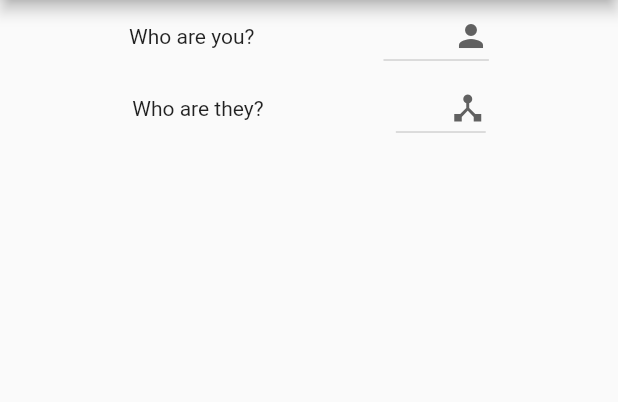
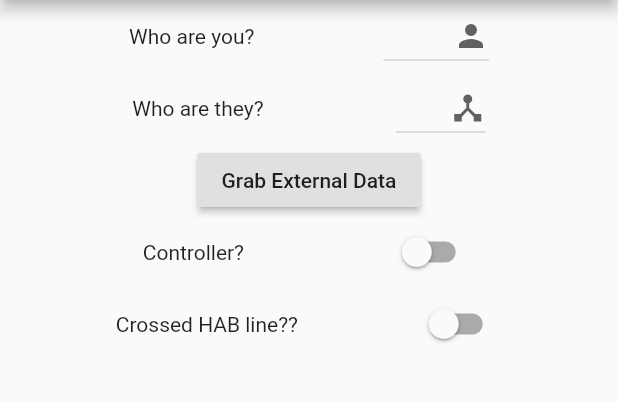
Before and after one commit to justinb4003/frc4003scout, a Flutter app: the screen it shows after launch, on a phone screen of 412 x 824 dp, the part 84-486 px from its top. Run offline on Flutter 3.47's test engine with Material 2 defaults, Android fonts, the phone set to English and light mode, and no system bars.

```diff
--- a/lib/main.dart
+++ b/lib/main.dart
@@ -37,8 +37,19 @@ class ScoutHomePage extends StatefulWidget {
 class _ScoutHomePageState extends State<ScoutHomePage> {
   String _studentName;
   String _team;
-  var _studentNameList = <String>['Justin', 'Morrie', 'David', 'Kyle'];
-  var _teamList = <String>['3141', '5926', '5358', '7958'];
+  bool _controller = false;
+  bool _crossedHABLine = false;
+
+  /* Magic strings everywhere but... we can fix this at a later date */
+  var _studentNameList = <String>['', 'Justin', 'Morrie', 'David', 'Kyle'];
+  var _teamList = <String>['', '3141', '5926', '5358', '7958'];
+  /* Soon
+  var _startLocationList = <String>['Left', 'Center', 'Right'];
+  var _startHabLevelList = <String>['None', '1', '2'];
+  var _rocketLevelList = <int>[0, 1, 2, 3];
+  var _habLevelEndList = <String>['None', '0', '1', '2', '3'];
+  var _liftOthersList = <String>['None', '0', '1', '2'];
+  */
 
   Widget buildStudentSelector(BuildContext context) {
     return Row(
@@ -50,7 +61,9 @@ class _ScoutHomePageState extends State<ScoutHomePage> {
           icon: Icon(Icons.person),
           onChanged: (String v) {
             debugPrint("Student name set to $v");
-            _studentName = v;
+            setState(() {
+              _studentName = v;
+            });
           },
           items: _studentNameList.map((student) {
             return DropdownMenuItem(
@@ -72,8 +85,10 @@ class _ScoutHomePageState extends State<ScoutHomePage> {
           value: _team,
           icon: Icon(Icons.device_hub),
           onChanged: (String v) {
+            setState(() {
+              _team = v;
+            });
             debugPrint("Team set to $v");
-            _team = v;
           },
           items: _teamList.map((team) {
             return DropdownMenuItem(
@@ -86,9 +101,97 @@ class _ScoutHomePageState extends State<ScoutHomePage> {
     );
   }
 
+  void rebuildTeamList() async {
+    setState(() {
+      _teamList = <String>['', '4004', '254', '76', '238'];
+      if (!_teamList.contains(_team)) {
+        _team = _teamList[0];
+      }
+    });
+  }
+
+  void rebuildStudentList() async {
+    debugPrint('Rebuilding student list has begun.');
+    setState(() {
+      _studentNameList = <String>['', 'Chad', 'Justin', 'Morrie', 'David', 'Kyle'];
+      if (!_studentNameList.contains(_studentName)) {
+        // We've selected an item no longer in the list
+        // Default to the first one for lack of a better choice
+        _studentName = _studentNameList[0];
+      }
+    });
+  }
+
+  /*
+   * This method just shows how you can kick off methods that result in changes
+   * to member variables which trigger a redraw of UI elements. It's a pretty
+   * slick way of letting async calls out to external data sources play nicely.
+   * There's no figuring out when to redraw or mark things dirty. The 'junk' is
+   * just sort of handled nicely in the background.
+   */
+  Widget buildExampleButtons(BuildContext context) {
+    return Row(
+      mainAxisAlignment: MainAxisAlignment.center,
+      children: <Widget>[
+        RaisedButton(
+          onPressed: () {
+            rebuildTeamList();
+            rebuildStudentList();
+          },
+          child: Text("Grab External Data"),
+        )
+      ],
+    );
+  }
+
+  Widget buildControllerPrompt(BuildContext context) {
+    return Row(
+      mainAxisAlignment: MainAxisAlignment.spaceEvenly,
+      children: <Widget>[
+        Text('Controller?'),
+        Switch(
+          onChanged: (bool b) {
+            setState(() {
+              _controller = b;
+            });
+          },
+          value: _controller,
+        )
+      ],
+    );
+  }
+
+  Widget buildHABLinePrompt(BuildContext context) {
+    return Row(
+      mainAxisAlignment: MainAxisAlignment.spaceEvenly,
+      children: <Widget>[
+        Text('Crossed HAB line??'),
+        Switch(
+          onChanged: (bool b) {
+            setState(() {
+              _crossedHABLine = b;
+            });
+          },
+          value: _crossedHABLine,
+        )
+      ],
+    );
+  }
+
+  Widget buildSandstorm(BuildContext context) {
+    return Column(
+      mainAxisAlignment: MainAxisAlignment.start,
+      children: <Widget>[
+        buildControllerPrompt(context),
+        buildHABLinePrompt(context),
+      ],
+    );
+  }
+
   @override
   Widget build(BuildContext context) {
-    // This method is rerun every time setState is called.
+    // This method is rerun every time setState is called and setState detects a
+    // change warrants a rebuild of the UI.
     // It's like magic.  OoOoOo!
     return Scaffold(
       appBar: AppBar(
@@ -101,6 +204,8 @@ class _ScoutHomePageState extends State<ScoutHomePage> {
           children: <Widget>[
             buildStudentSelector(context),
             buildTeamSelector(context),
+            buildExampleButtons(context),
+            buildSandstorm(context),
           ],
         ),
       ),
```
